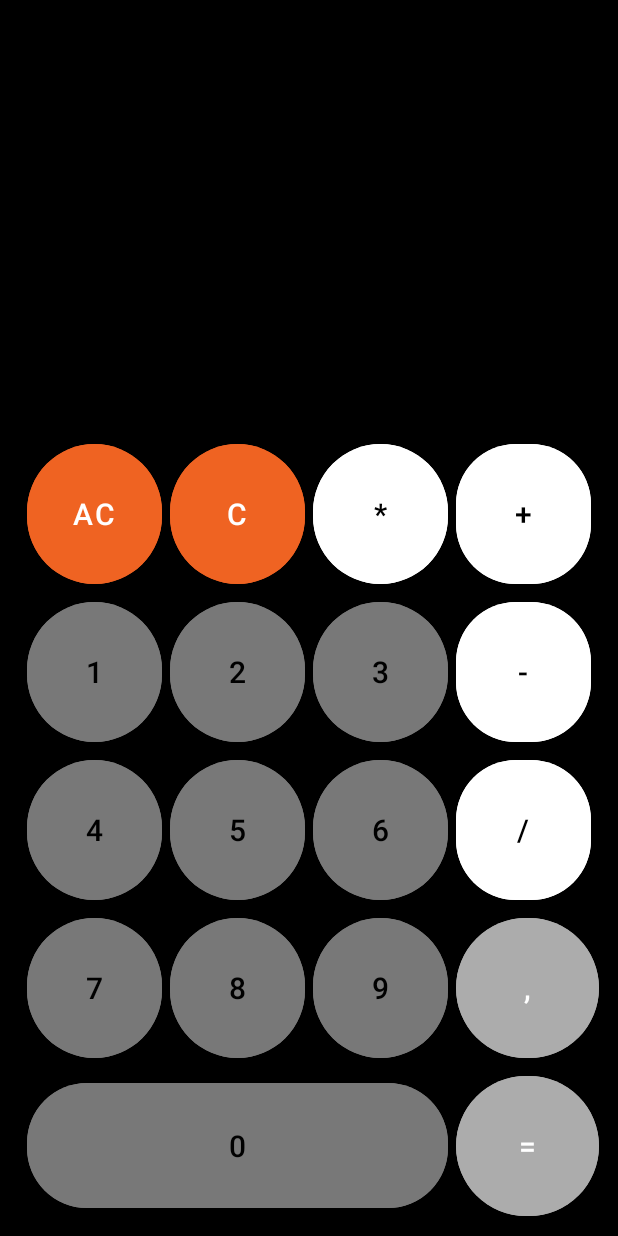
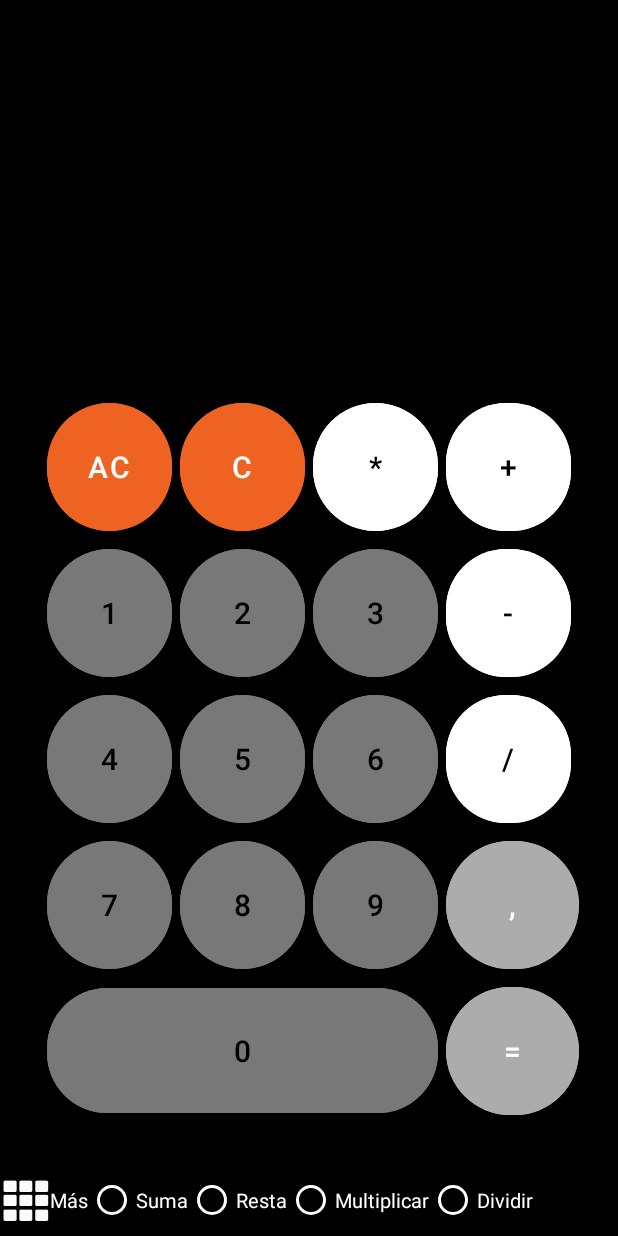
Before and after one commit to Jolutase827/Calculadora_Android, an Android app: the screen it shows after launch (MainActivity), on a phone screen of 412 x 824 dp. Run offline under Robolectric (Android 15) with nearby library versions, the phone set to English and light mode, and no system bars.

Commit message:
10/03/2023

```diff
--- a/app/src/main/java/es/ieslavereda/myApplication/MainActivity.java
+++ b/app/src/main/java/es/ieslavereda/myApplication/MainActivity.java
@@ -2,14 +2,22 @@ package es.ieslavereda.myApplication;
 
 import androidx.appcompat.app.AppCompatActivity;
 
+import android.annotation.SuppressLint;
 import android.graphics.Color;
 import android.os.Bundle;
 import android.view.View;
 import android.widget.Button;
+import android.widget.CheckBox;
+import android.widget.CompoundButton;
+import android.widget.RadioButton;
+import android.widget.RadioGroup;
 import android.widget.TextView;
 
 public class MainActivity extends AppCompatActivity {
 
+    private RadioGroup rG;
+    private RadioButton rB;
+    private CheckBox checkBox;
     private float a;
     private float b;
     private boolean hayComa;
@@ -37,6 +45,7 @@ public class MainActivity extends AppCompatActivity {
     private Button bC;
 
 
+    @SuppressLint("MissingInflatedId")
     @Override
     protected void onCreate(Bundle savedInstanceState) {
         super.onCreate(savedInstanceState);
@@ -47,6 +56,8 @@ public class MainActivity extends AppCompatActivity {
         b=0;
         hayComa = false;
         borrar = false;
+        rG = (RadioGroup) findViewById(R.id.rG);
+        checkBox = (CheckBox) findViewById(R.id.checkBox);
         b1 = (Button) findViewById(R.id.b1);
         b2 = (Button) findViewById(R.id.b2);
         b3 = (Button) findViewById(R.id.b3);
@@ -67,6 +78,15 @@ public class MainActivity extends AppCompatActivity {
         bC = (Button) findViewById(R.id.bC);
 
 
+        checkBox.setOnCheckedChangeListener(new CompoundButton.OnCheckedChangeListener() {
+            @Override
+            public void onCheckedChanged(CompoundButton compoundButton, boolean b) {
+                if (b)
+                    rG.setVisibility(View.VISIBLE);
+                else
+                    rG.setVisibility(View.GONE);
+            }
+        });
         b1.setOnClickListener(new BotonNum(b1,text,this));
         b2.setOnClickListener(new BotonNum(b2,text,this));
         b3.setOnClickListener(new BotonNum(b3,text,this));
--- a/app/src/main/res/layout/activity_main.xml
+++ b/app/src/main/res/layout/activity_main.xml
@@ -11,8 +11,9 @@
 
     <TableLayout
         android:id="@+id/tableLayout"
-        android:layout_width="413dp"
-        android:layout_height="534dp"
+        android:layout_width="386dp"
+        android:layout_height="521dp"
+        android:layout_marginBottom="40dp"
         android:background="#000000"
         app:layout_constraintBottom_toBottomOf="parent"
         app:layout_constraintEnd_toEndOf="parent"
@@ -24,8 +25,8 @@
 
             <Button
                 android:id="@+id/bAC"
-                android:layout_width="90dp"
-                android:layout_height="105dp"
+                android:layout_width="83dp"
+                android:layout_height="97dp"
                 android:layout_marginLeft="18dp"
                 android:backgroundTint="#EF6322"
                 android:text="AC"
@@ -35,8 +36,8 @@
 
             <Button
                 android:id="@+id/bC"
-                android:layout_width="90dp"
-                android:layout_height="105dp"
+                android:layout_width="83dp"
+                android:layout_height="97dp"
                 android:layout_marginStart="5dp"
                 android:layout_marginEnd="5dp"
                 android:backgroundTint="#EF6322"
@@ -47,8 +48,8 @@
 
             <Button
                 android:id="@+id/bMulti"
-                android:layout_width="90dp"
-                android:layout_height="105dp"
+                android:layout_width="83dp"
+                android:layout_height="97dp"
                 android:layout_marginRight="5dp"
                 android:backgroundTint="#FFFFFF"
                 android:text="*"
@@ -58,8 +59,8 @@
 
             <Button
                 android:id="@+id/bSuma"
-                android:layout_width="90dp"
-                android:layout_height="105dp"
+                android:layout_width="83dp"
+                android:layout_height="97dp"
                 android:layout_marginRight="5dp"
                 android:backgroundTint="#FFFFFF"
                 android:text="+"
@@ -75,8 +76,8 @@
 
             <Button
                 android:id="@+id/b1"
-                android:layout_width="90dp"
-                android:layout_height="105dp"
+                android:layout_width="83dp"
+                android:layout_height="97dp"
                 android:layout_marginLeft="18dp"
                 android:backgroundTint="#787878"
                 android:onClick="enviar"
@@ -87,8 +88,8 @@
 
             <Button
                 android:id="@+id/b2"
-                android:layout_width="90dp"
-                android:layout_height="105dp"
+                android:layout_width="83dp"
+                android:layout_height="97dp"
                 android:layout_marginStart="5dp"
                 android:layout_marginEnd="5dp"
                 android:backgroundTint="#787878"
@@ -99,8 +100,8 @@
 
             <Button
                 android:id="@+id/b3"
-                android:layout_width="90dp"
-                android:layout_height="105dp"
+                android:layout_width="83dp"
+                android:layout_height="97dp"
                 android:layout_marginRight="5dp"
                 android:backgroundTint="#787878"
                 android:text="3"
@@ -110,8 +111,8 @@
 
             <Button
                 android:id="@+id/bResta"
-                android:layout_width="90dp"
-                android:layout_height="105dp"
+                android:layout_width="83dp"
+                android:layout_height="97dp"
                 android:layout_marginRight="5dp"
                 android:backgroundTint="#FFFFFF"
                 android:text="-"
@@ -128,8 +129,8 @@
 
             <Button
                 android:id="@+id/b4"
-                android:layout_width="90dp"
-                android:layout_height="105dp"
+                android:layout_width="83dp"
+                android:layout_height="97dp"
                 android:layout_marginLeft="18dp"
                 android:backgroundTint="#787878"
                 android:text="4"
@@ -139,8 +140,8 @@
 
             <Button
                 android:id="@+id/b5"
-                android:layout_width="90dp"
-                android:layout_height="105dp"
+                android:layout_width="83dp"
+                android:layout_height="97dp"
                 android:layout_marginStart="5dp"
                 android:layout_marginEnd="5dp"
                 android:backgroundTint="#787878"
@@ -151,8 +152,8 @@
 
             <Button
                 android:id="@+id/b6"
-                android:layout_width="90dp"
-                android:layout_height="105dp"
+                android:layout_width="83dp"
+                android:layout_height="97dp"
                 android:layout_marginRight="5dp"
                 android:backgroundTint="#787878"
                 android:text="6"
@@ -162,8 +163,8 @@
 
             <Button
                 android:id="@+id/bDivision"
-                android:layout_width="90dp"
-                android:layout_height="105dp"
+                android:layout_width="83dp"
+                android:layout_height="97dp"
                 android:layout_marginRight="5dp"
                 android:backgroundTint="#FFFFFF"
                 android:text="/"
@@ -179,8 +180,8 @@
 
             <Button
                 android:id="@+id/b7"
-                android:layout_width="90dp"
-                android:layout_height="105dp"
+                android:layout_width="83dp"
+                android:layout_height="97dp"
                 android:layout_marginLeft="18dp"
                 android:backgroundTint="#787878"
                 android:text="7"
@@ -190,8 +191,8 @@
 
             <Button
                 android:id="@+id/b8"
-                android:layout_width="90dp"
-                android:layout_height="105dp"
+                android:layout_width="83dp"
+                android:layout_height="97dp"
                 android:layout_marginStart="5dp"
                 android:layout_marginEnd="5dp"
                 android:backgroundTint="#787878"
@@ -202,8 +203,8 @@
 
             <Button
                 android:id="@+id/b9"
-                android:layout_width="90dp"
-                android:layout_height="105dp"
+                android:layout_width="83dp"
+                android:layout_height="97dp"
                 android:layout_marginRight="5dp"
                 android:backgroundTint="#787878"
                 android:text="9"
@@ -213,8 +214,8 @@
 
             <Button
                 android:id="@+id/bComa"
-                android:layout_width="90dp"
-                android:layout_height="105dp"
+                android:layout_width="83dp"
+                android:layout_height="97dp"
                 android:backgroundTint="#ACACAC"
                 android:text=","
                 android:textColor="#FFFFFF"
@@ -243,8 +244,8 @@
 
             <Button
                 android:id="@+id/bOperar"
-                android:layout_width="90dp"
-                android:layout_height="105dp"
+                android:layout_width="83dp"
+                android:layout_height="97dp"
                 android:backgroundTint="#ACACAC"
                 android:text="="
                 android:textColor="#FFFFFF"
@@ -263,8 +264,77 @@
         android:textSize="64dp"
         app:layout_constraintBottom_toTopOf="@+id/tableLayout"
         app:layout_constraintEnd_toEndOf="parent"
-        app:layout_constraintHorizontal_bias="0.333"
+        app:layout_constraintHorizontal_bias="0.592"
         app:layout_constraintStart_toStartOf="parent"
-        app:layout_constraintTop_toTopOf="parent" />
+        app:layout_constraintTop_toTopOf="parent"
+        app:layout_constraintVertical_bias="0.391" />
+
+    <LinearLayout
+        android:layout_width="409dp"
+        android:layout_height="48dp"
+        android:orientation="horizontal"
+        app:layout_constraintBottom_toBottomOf="parent"
+        app:layout_constraintEnd_toEndOf="parent"
+        app:layout_constraintStart_toStartOf="parent">
+
+        <CheckBox
+            android:id="@+id/checkBox"
+            android:layout_width="wrap_content"
+            android:layout_height="wrap_content"
+            android:button="@android:drawable/ic_dialog_dialer"
+            android:buttonTint="#FBFBFB"
+            android:text="Más"
+            android:textColor="#FFFFFF"
+            android:textSize="13sp" />
+
+        <RadioGroup
+            android:id="@+id/rG"
+            android:layout_width="wrap_content"
+            android:layout_height="wrap_content">
+
+            <LinearLayout
+                android:layout_width="match_parent"
+                android:layout_height="match_parent"
+                android:orientation="horizontal">
+
+                <RadioButton
+                    android:id="@+id/radioButton"
+                    android:layout_width="wrap_content"
+                    android:layout_height="wrap_content"
+                    android:buttonTint="#FFFFFF"
+                    android:text="Suma"
+                    android:textColor="#FFFFFF"
+                    android:textSize="13sp" />
+
+                <RadioButton
+                    android:id="@+id/radioButton4"
+                    android:layout_width="wrap_content"
+                    android:layout_height="wrap_content"
+                    android:buttonTint="#FFFFFF"
+                    android:text="Resta"
+                    android:textColor="#FFFFFF"
+                    android:textSize="13sp" />
+
+                <RadioButton
+                    android:id="@+id/radioButton3"
+                    android:layout_width="wrap_content"
+                    android:layout_height="wrap_content"
+                    android:buttonTint="#FFFFFF"
+                    android:text="Multiplicar"
+                    android:textColor="#FFFFFF"
+                    android:textSize="13sp" />
+
+                <RadioButton
+                    android:id="@+id/radioButton2"
+                    android:layout_width="wrap_content"
+                    android:layout_height="wrap_content"
+                    android:buttonTint="#FFFFFF"
+                    android:text="Dividir"
+                    android:textColor="#FFFFFF"
+                    android:textSize="13sp" />
+            </LinearLayout>
+
+        </RadioGroup>
+    </LinearLayout>
 
 </androidx.constraintlayout.widget.ConstraintLayout>
```
Also changed, not shown: app/src/main/res/layout-land/activity_componentes.xml (added, +265 -0 lines), app/src/main/arrow_Left-playstore.png (added).
